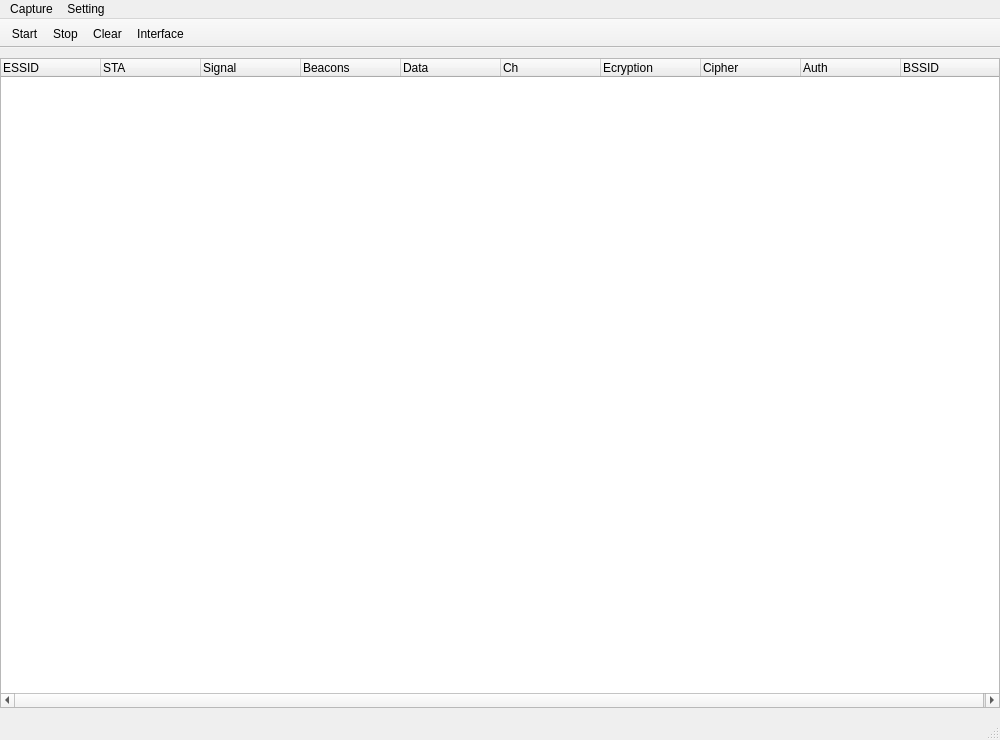
First picture: the form in dot11_analyzer/mainwindow.ui, repository ZoRuri/bob_wireless_task, before the edit.
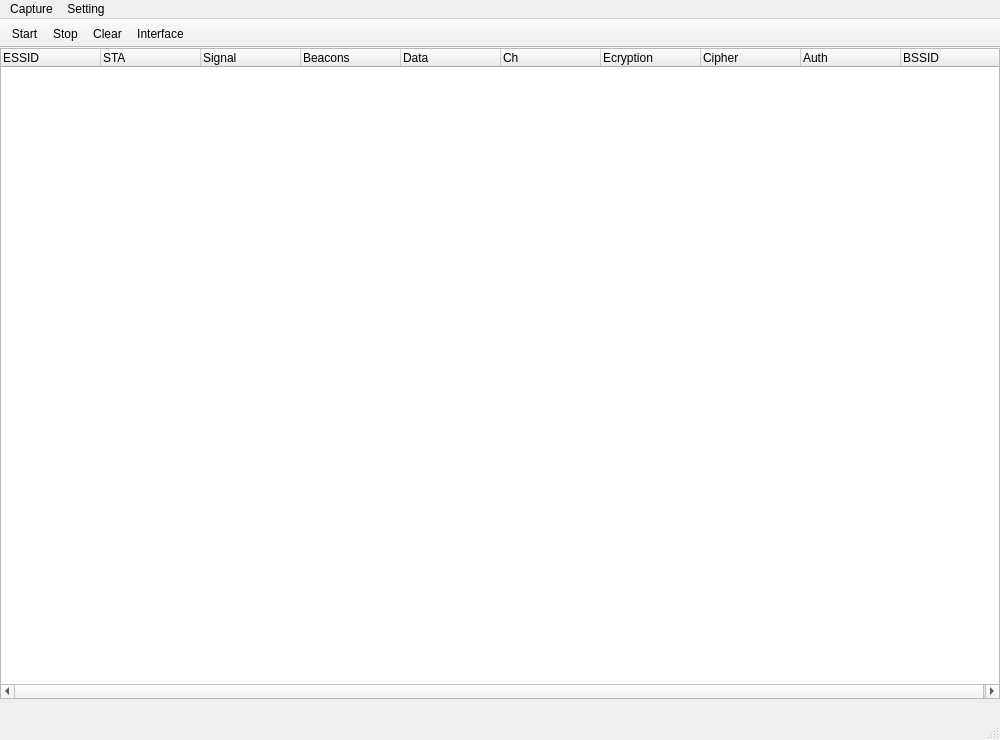
Second picture: the form after the edit. Icons and pictures are not drawn.

Diff of the .ui file:
```diff
--- a/dot11_analyzer/mainwindow.ui
+++ b/dot11_analyzer/mainwindow.ui
@@ -18,9 +18,9 @@
     <property name="geometry">
      <rect>
       <x>0</x>
-      <y>10</y>
+      <y>0</y>
       <width>1000</width>
-      <height>650</height>
+      <height>651</height>
      </rect>
     </property>
     <column>
```
Left out of the diff: 20 changed lines with no effect on the pictures.
